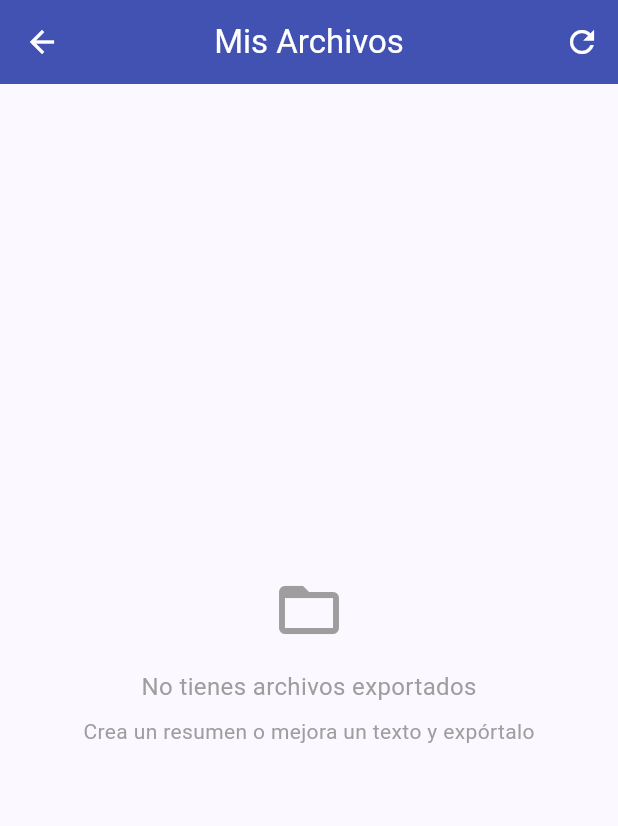
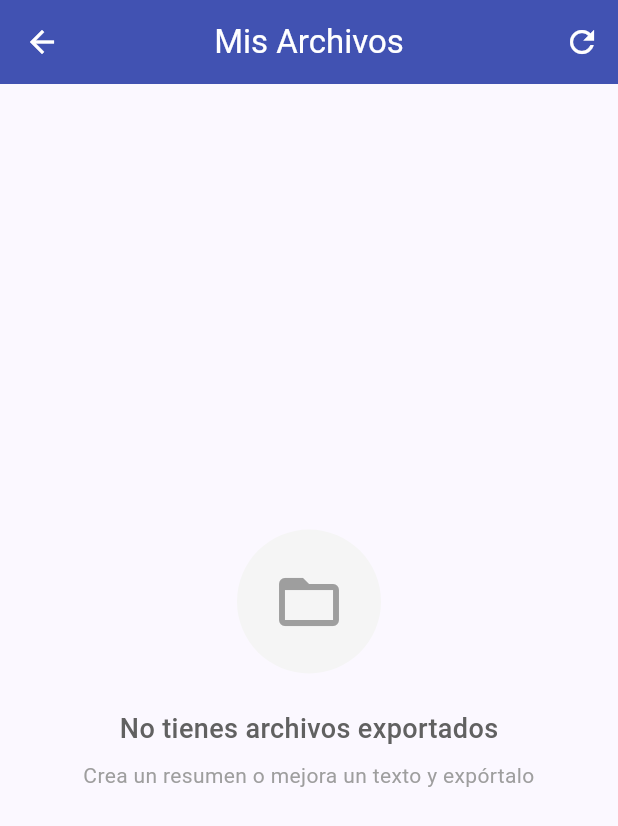
Before and after one commit to sara9559ojeda/supabase_login, a Flutter app: the screen it shows once a user with an empty profile is signed in, after a tap on "My Files", on a phone screen of 412 x 824 dp. Shown: the top 826 px of the screen. Run offline on Flutter 3.47's test engine with Material 3 defaults, Android fonts, the light colour scheme and no system bars; our stand-ins replace flutter_dotenv, google_generative_ai, pdf, supabase_flutter; accounts and stored records are empty.

Commit message:
proyecto auth

```diff
--- a/lib/screens/auth_screen.dart
+++ b/lib/screens/auth_screen.dart
@@ -64,18 +64,36 @@ class _AuthScreenState extends State<AuthScreen> {
                     const SizedBox(height: 32),
                     TextField(
                       controller: _emailController,
-                      decoration: const InputDecoration(
+                      decoration: InputDecoration(
                         labelText: 'Email',
-                        prefixIcon: Icon(Icons.email),
+                        prefixIcon: const Icon(Icons.email, color: Colors.indigo),
+                        border: OutlineInputBorder(
+                          borderRadius: BorderRadius.circular(12),
+                          borderSide: const BorderSide(color: Colors.indigo),
+                        ),
+                        focusedBorder: const OutlineInputBorder(
+                          borderSide: BorderSide(color: Colors.indigo, width: 2),
+                        ),
+                        filled: true,
+                        fillColor: Colors.grey.shade50,
                       ),
                       keyboardType: TextInputType.emailAddress,
                     ),
                     const SizedBox(height: 16),
                     TextField(
                       controller: _passwordController,
-                      decoration: const InputDecoration(
+                      decoration: InputDecoration(
                         labelText: 'Password',
-                        prefixIcon: Icon(Icons.lock),
+                        prefixIcon: const Icon(Icons.lock, color: Colors.indigo),
+                        border: OutlineInputBorder(
+                          borderRadius: BorderRadius.circular(12),
+                          borderSide: const BorderSide(color: Colors.indigo),
+                        ),
+                        focusedBorder: const OutlineInputBorder(
+                          borderSide: BorderSide(color: Colors.indigo, width: 2),
+                        ),
+                        filled: true,
+                        fillColor: Colors.grey.shade50,
                       ),
                       obscureText: true,
                     ),
--- a/lib/screens/files_screen.dart
+++ b/lib/screens/files_screen.dart
@@ -150,20 +150,28 @@ class _FilesScreenState extends State<FilesScreen> {
                   ),
                 )
               : _files.isEmpty
-                  ? const Center(
+                  ? Center(
                       child: Column(
                         mainAxisAlignment: MainAxisAlignment.center,
                         children: [
-                          Icon(Icons.folder_open, size: 48, color: Colors.grey),
-                          SizedBox(height: 16),
+                          Container(
+                            padding: const EdgeInsets.all(24),
+                            decoration: BoxDecoration(
+                              color: Colors.grey.shade100,
+                              shape: BoxShape.circle,
+                            ),
+                            child: Icon(Icons.folder_open, size: 48, color: Colors.grey),
+                          ),
+                          const SizedBox(height: 24),
                           Text(
                             'No tienes archivos exportados',
-                            style: TextStyle(color: Colors.grey, fontSize: 16),
+                            style: TextStyle(color: Colors.grey.shade700, fontSize: 18, fontWeight: FontWeight.w500),
                           ),
-                          SizedBox(height: 8),
+                          const SizedBox(height: 8),
                           Text(
                             'Crea un resumen o mejora un texto y expórtalo',
-                            style: TextStyle(color: Colors.grey, fontSize: 14),
+                            style: TextStyle(color: Colors.grey.shade500, fontSize: 14),
+                            textAlign: TextAlign.center,
                           ),
                         ],
                       ),
--- a/lib/screens/home_screen.dart
+++ b/lib/screens/home_screen.dart
@@ -39,20 +39,56 @@ class _HomeScreenState extends State<HomeScreen> {
           ),
         ],
       ),
-      body: Padding(
+      body: Container(
+        decoration: BoxDecoration(
+          gradient: LinearGradient(
+            colors: [Colors.white, Colors.indigo.shade50],
+            begin: Alignment.topCenter,
+            end: Alignment.bottomCenter,
+          ),
+        ),
+        child: SingleChildScrollView(
+          child: Padding(
             padding: const EdgeInsets.all(16.0),
             child: Column(
               mainAxisAlignment: MainAxisAlignment.center,
               children: [
+                Container(
+                  padding: const EdgeInsets.all(20),
+                  decoration: BoxDecoration(
+                    color: Colors.white,
+                    borderRadius: BorderRadius.circular(20),
+                    boxShadow: [
+                      BoxShadow(
+                        color: Colors.indigo.withOpacity(0.1),
+                        blurRadius: 10,
+                        offset: const Offset(0, 5),
+                      ),
+                    ],
+                  ),
+                  child: const Icon(
+                    Icons.smart_toy,
+                    size: 80,
+                    color: Colors.indigo,
+                  ),
+                ),
+                const SizedBox(height: 24),
                 const Text(
                   'Welcome to AI Assistant',
-              style: TextStyle(fontSize: 24, fontWeight: FontWeight.bold),
+                  style: TextStyle(
+                    fontSize: 28,
+                    fontWeight: FontWeight.bold,
+                    color: Colors.indigo,
+                  ),
                   textAlign: TextAlign.center,
                 ),
                 const SizedBox(height: 8),
-            const Text(
+                Text(
                   'Choose a feature to get started',
-              style: TextStyle(fontSize: 16, color: Colors.grey),
+                  style: TextStyle(
+                    fontSize: 16,
+                    color: Colors.grey[600],
+                  ),
                   textAlign: TextAlign.center,
                 ),
                 const SizedBox(height: 40),
@@ -66,12 +102,17 @@ class _HomeScreenState extends State<HomeScreen> {
                           icon: Icons.description,
                           title: 'Document Summary',
                           subtitle: 'Summarize and translate documents',
-                      gradientColors: [Colors.blueAccent, Colors.lightBlue],
+                          gradientColors: [
+                            Colors.blueAccent,
+                            Colors.lightBlue
+                          ],
                           onTap: () {
                             Navigator.push(
                               context,
                               MaterialPageRoute(
-                            builder: (context) => SummaryScreen(geminiService: widget.geminiService),
+                                builder: (context) => SummaryScreen(
+                                  geminiService: widget.geminiService,
+                                ),
                               ),
                             );
                           },
@@ -86,7 +127,9 @@ class _HomeScreenState extends State<HomeScreen> {
                             Navigator.push(
                               context,
                               MaterialPageRoute(
-                            builder: (context) => WritingScreen(geminiService: widget.geminiService),
+                                builder: (context) => WritingScreen(
+                                  geminiService: widget.geminiService,
+                                ),
                               ),
                             );
                           },
@@ -99,7 +142,10 @@ class _HomeScreenState extends State<HomeScreen> {
                       icon: Icons.folder,
                       title: 'My Files',
                       subtitle: 'View and download your exported files',
-                  gradientColors: [Colors.purpleAccent, Colors.deepPurple],
+                      gradientColors: [
+                        Colors.purpleAccent,
+                        Colors.deepPurple
+                      ],
                       onTap: () {
                         Navigator.push(
                           context,
@@ -114,10 +160,19 @@ class _HomeScreenState extends State<HomeScreen> {
               ],
             ),
           ),
+        ),
+      ),
     );
   }
 
-  Widget _buildFeatureCard(BuildContext context, {required IconData icon, required String title, required String subtitle, required VoidCallback onTap, required List<Color> gradientColors}) {
+  Widget _buildFeatureCard(
+    BuildContext context, {
+    required IconData icon,
+    required String title,
+    required String subtitle,
+    required VoidCallback onTap,
+    required List<Color> gradientColors,
+  }) {
     return Container(
       width: MediaQuery.of(context).size.width * 0.4,
       decoration: BoxDecoration(
@@ -132,7 +187,9 @@ class _HomeScreenState extends State<HomeScreen> {
         margin: EdgeInsets.zero,
         color: Colors.transparent,
         elevation: 0,
-        shape: RoundedRectangleBorder(borderRadius: BorderRadius.circular(12)),
+        shape: RoundedRectangleBorder(
+          borderRadius: BorderRadius.circular(12),
+        ),
         child: InkWell(
           onTap: onTap,
           borderRadius: BorderRadius.circular(12),
@@ -145,13 +202,20 @@ class _HomeScreenState extends State<HomeScreen> {
                 const SizedBox(height: 12),
                 Text(
                   title,
-                  style: const TextStyle(fontSize: 16, fontWeight: FontWeight.bold, color: Colors.white),
+                  style: const TextStyle(
+                    fontSize: 16,
+                    fontWeight: FontWeight.bold,
+                    color: Colors.white,
+                  ),
                   textAlign: TextAlign.center,
                 ),
                 const SizedBox(height: 4),
                 Text(
                   subtitle,
-                  style: const TextStyle(fontSize: 12, color: Colors.white70),
+                  style: const TextStyle(
+                    fontSize: 12,
+                    color: Colors.white70,
+                  ),
                   textAlign: TextAlign.center,
                 ),
               ],
--- a/lib/screens/summary_screen.dart
+++ b/lib/screens/summary_screen.dart
@@ -192,6 +192,12 @@ class _SummaryScreenState extends State<SummaryScreen> {
                 onPressed: _isLoading ? null : _generateSummary,
                 icon: const Icon(Icons.summarize),
                 label: const Text('Generate Summary'),
+                style: ElevatedButton.styleFrom(
+                  padding: const EdgeInsets.symmetric(horizontal: 32, vertical: 16),
+                  shape: RoundedRectangleBorder(
+                    borderRadius: BorderRadius.circular(12),
+                  ),
+                ),
               ),
             ),
             const SizedBox(height: 16),
--- a/lib/screens/writing_screen.dart
+++ b/lib/screens/writing_screen.dart
@@ -190,6 +190,12 @@ class _WritingScreenState extends State<WritingScreen> {
                 onPressed: _isLoading ? null : _improveWriting,
                 icon: const Icon(Icons.auto_fix_high),
                 label: const Text('Improve Writing'),
+                style: ElevatedButton.styleFrom(
+                  padding: const EdgeInsets.symmetric(horizontal: 32, vertical: 16),
+                  shape: RoundedRectangleBorder(
+                    borderRadius: BorderRadius.circular(12),
+                  ),
+                ),
               ),
             ),
             const SizedBox(height: 16),
```
Also changed, not shown: lib/screens/history_screen.dart (+26 -1 lines), 1 other file. Lines whose indentation alone changed are shown as unchanged.
